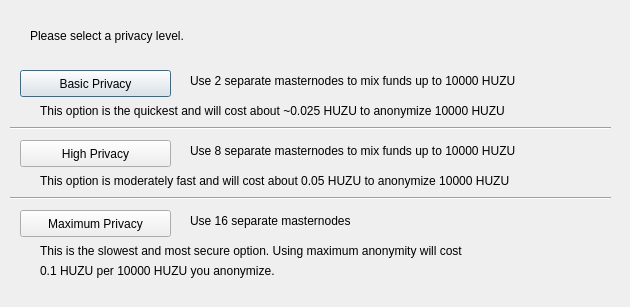
This is src/qt/forms/obfuscationconfig.ui in unigrid-project/daemon as Qt 5 draws it before an edit. The edited form follows.
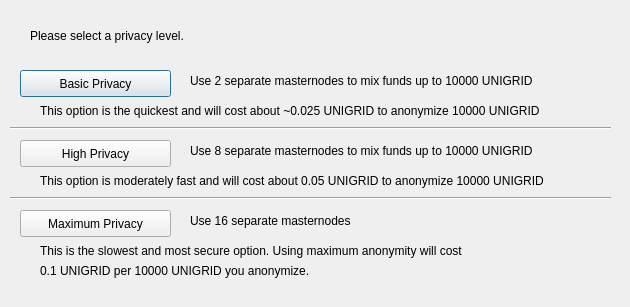
This is the edited form.

Commit message: Migrate the whole repository to the UNIGRID brand

Patch:
```diff
--- a/src/qt/forms/obfuscationconfig.ui
+++ b/src/qt/forms/obfuscationconfig.ui
@@ -75,7 +75,7 @@
     </rect>
    </property>
    <property name="text">
-    <string>Use 2 separate masternodes to mix funds up to 10000 HUZU</string>
+    <string>Use 2 separate masternodes to mix funds up to 10000 UNIGRID</string>
    </property>
   </widget>
   <widget class="QLabel" name="label_3">
@@ -88,7 +88,7 @@
     </rect>
    </property>
    <property name="text">
-    <string>Use 8 separate masternodes to mix funds up to 10000 HUZU</string>
+    <string>Use 8 separate masternodes to mix funds up to 10000 UNIGRID</string>
    </property>
   </widget>
   <widget class="QLabel" name="label_4">
@@ -114,7 +114,7 @@
     </rect>
    </property>
    <property name="text">
-    <string>This option is the quickest and will cost about ~0.025 HUZU to anonymize 10000 HUZU</string>
+    <string>This option is the quickest and will cost about ~0.025 UNIGRID to anonymize 10000 UNIGRID</string>
    </property>
   </widget>
   <widget class="QLabel" name="label_7">
@@ -127,7 +127,7 @@
     </rect>
    </property>
    <property name="text">
-    <string>This option is moderately fast and will cost about 0.05 HUZU to anonymize 10000 HUZU</string>
+    <string>This option is moderately fast and will cost about 0.05 UNIGRID to anonymize 10000 UNIGRID</string>
    </property>
   </widget>
   <widget class="QLabel" name="label_8">
@@ -153,7 +153,7 @@
     </rect>
    </property>
    <property name="text">
-    <string>0.1 HUZU per 10000 HUZU you anonymize.</string>
+    <string>0.1 UNIGRID per 10000 UNIGRID you anonymize.</string>
    </property>
   </widget>
   <widget class="Line" name="line">
```
The commit also changes 587 other files.
